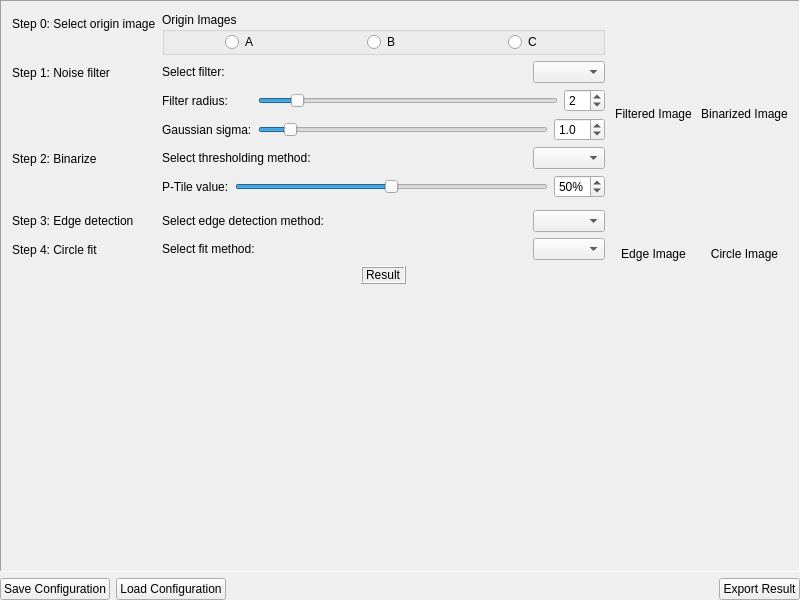
First picture: the form in cpp-qt/mainpanel.ui, repository miRoox/MEMS-oriented-image-testing-technology, before the edit.
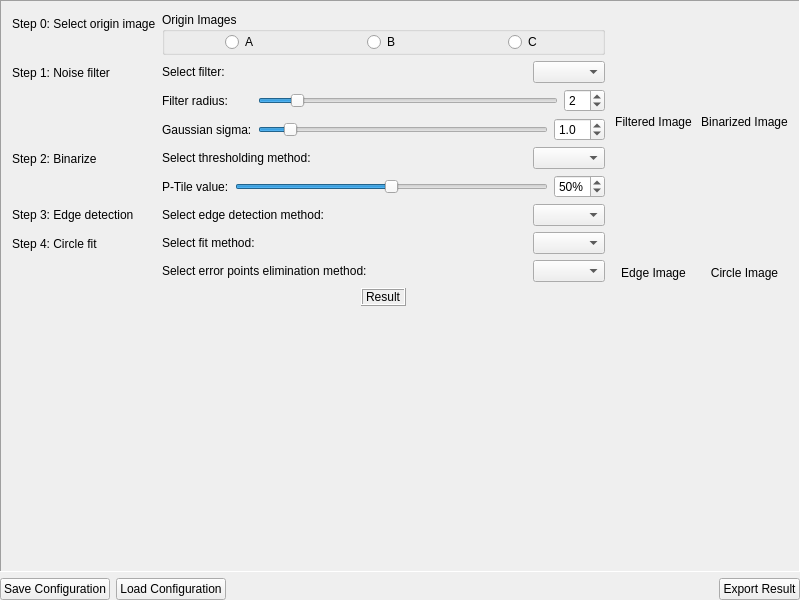
Second picture: the form after the edit. Icons and pictures are not drawn.

Commit message: about to add some methods to eliminate error points

```diff
--- a/cpp-qt/mainpanel.ui
+++ b/cpp-qt/mainpanel.ui
@@ -477,6 +477,20 @@
                </item>
               </layout>
              </item>
+             <item>
+              <layout class="QHBoxLayout" name="horizontalLayout_12">
+               <item alignment="Qt::AlignLeft">
+                <widget class="QLabel" name="labelElim">
+                 <property name="text">
+                  <string>Select error points elimination method:</string>
+                 </property>
+                </widget>
+               </item>
+               <item alignment="Qt::AlignRight">
+                <widget class="QComboBox" name="comboBoxElim"/>
+               </item>
+              </layout>
+             </item>
              <item alignment="Qt::AlignHCenter">
               <widget class="QLabel" name="labelResult">
                <property name="cursor">
```
The commit also changes 8 other files.
